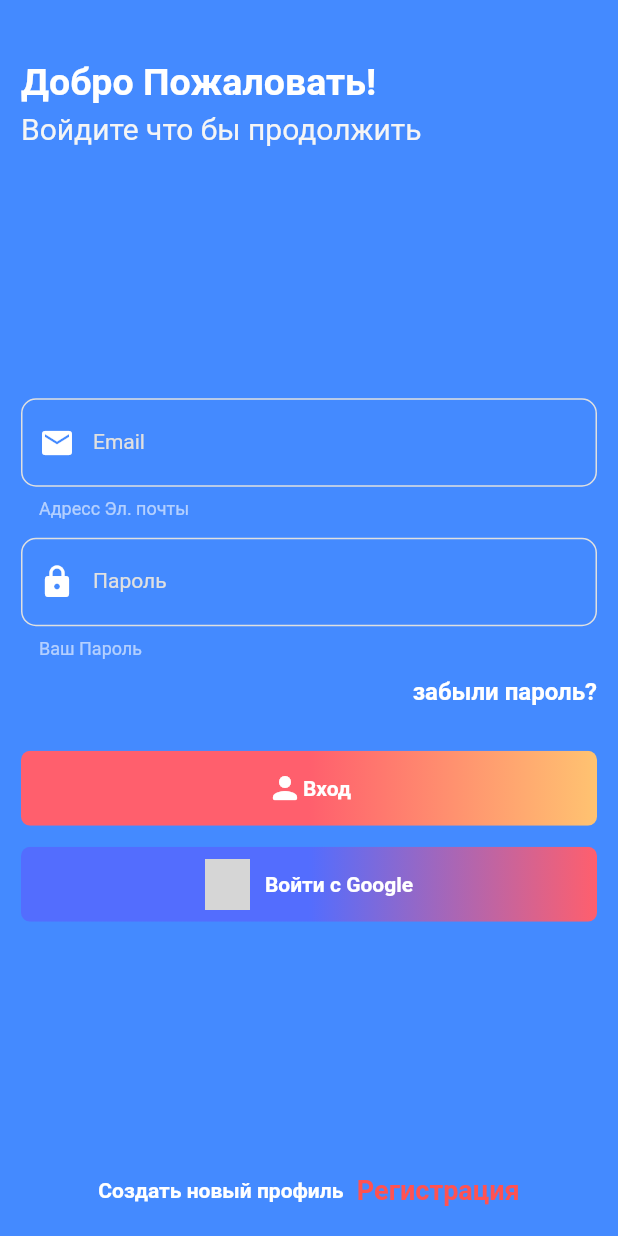
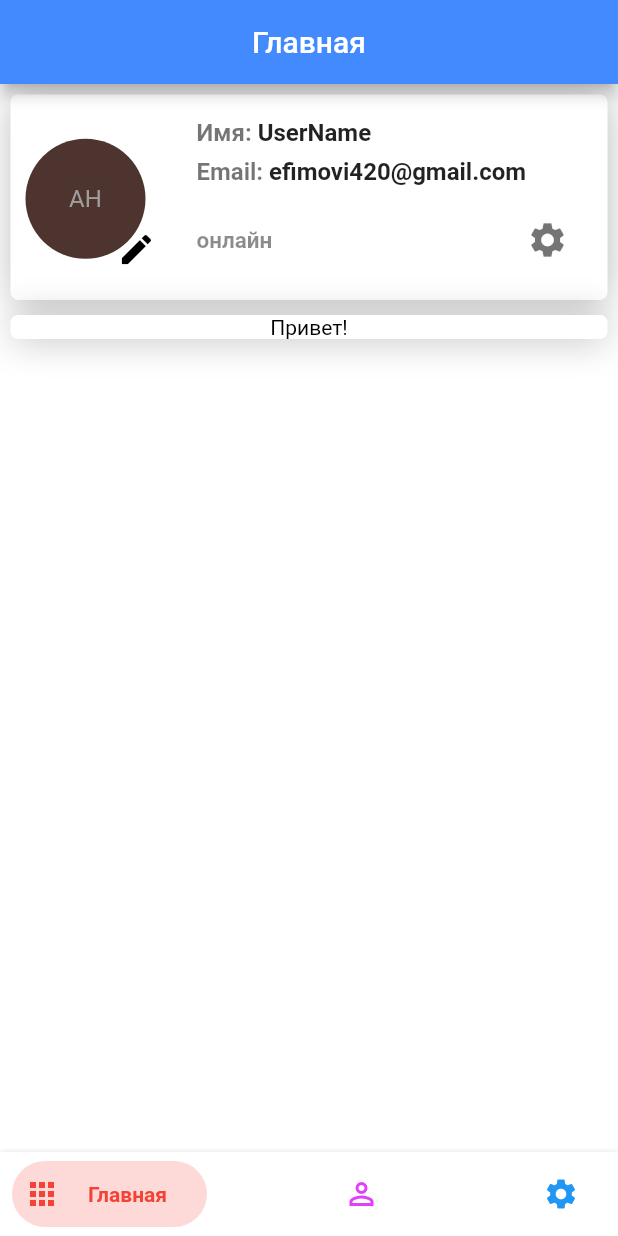
Before and after one commit to gitlad11/flutter_forms, a Flutter app: the screen it shows after launch, on a phone screen of 412 x 824 dp. Run offline on Flutter 3.47's test engine with Material 2 defaults, Android fonts, the phone set to English and light mode, and no system bars; drawn by our look-alikes of bottom_navy_bar; Roboto replaces fonts that are missing (Georgia); grey boxes are pictures that could not be loaded.

Commit message:
app body screen

```diff
--- /dev/null
+++ b/lib/Screens/App_screen.dart
@@ -0,0 +1,64 @@
+import 'package:flutter/material.dart';
+import 'package:bottom_navy_bar/bottom_navy_bar.dart';
+import 'package:flutter_app/Screens/Profile_Screen.dart';
+
+class AppScreen extends StatefulWidget{
+  @override
+  State<StatefulWidget> createState() {
+    return _AppState();
+  }
+}
+class _AppState extends State<AppScreen>{
+  int currentTab = 0;
+  int counter = 0;
+  var Navtabs = [
+    "Главная",
+    "Профиль",
+    "Настройки"
+  ];
+  void _incrementCounter(){
+    setState(() {
+      counter++;
+    });
+  }
+
+  @override
+  Widget build(BuildContext context){
+    return Scaffold(
+      backgroundColor: Colors.white70,
+      appBar: AppBar(
+        centerTitle: true,
+       title : Text(this.Navtabs[this.currentTab])
+      ),
+      body: ProfileScreenState(),
+      bottomNavigationBar: BottomNavyBar(
+        backgroundColor: Colors.white,
+        selectedIndex: currentTab,
+        onItemSelected: (index) => setState(() {
+          currentTab = index;
+          print(currentTab);
+        }),
+        items: [
+          BottomNavyBarItem(
+            icon: Icon(Icons.apps),
+            title: Text('Главная'),
+            activeColor: Colors.red,
+            textAlign: TextAlign.center,
+          ),
+          BottomNavyBarItem(
+            icon: Icon(Icons.perm_identity_sharp),
+            title: Text('Профиль'),
+            activeColor: Colors.purpleAccent,
+            textAlign: TextAlign.center,
+          ),
+          BottomNavyBarItem(
+            icon: Icon(Icons.settings),
+            title: Text('Настройки'),
+            activeColor: Colors.blue,
+            textAlign: TextAlign.center,
+          ),
+        ],
+      )
+    );
+  }
+}
--- /dev/null
+++ b/lib/Screens/Profile_Screen.dart
@@ -0,0 +1,117 @@
+import 'package:flutter/cupertino.dart';
+import 'package:flutter/material.dart';
+import 'dart:async';
+
+class ProfileScreenState extends StatefulWidget{
+  @override
+  State<StatefulWidget> createState() {
+    return ProfileScreen();
+  }
+}
+
+class ProfileScreen extends State<ProfileScreenState>{
+  @override
+  Widget build(BuildContext context){
+    return Container(
+      padding: EdgeInsets.only(left: 7, right: 7),
+      child: Column(
+        children: [
+          SizedBox(height: 7),
+          Container(
+              height: 137,
+              child:
+              Row(
+                  children: [Container(
+                    padding: EdgeInsets.only(left : 10, top: 20),
+                    child: Stack(
+                      children: [
+                        CircleAvatar(
+                        radius: 40,
+                        backgroundColor: Colors.brown.shade800,
+                        child: Text('AH'),
+                        ),
+                        Container(
+                            padding: EdgeInsets.only( top : 50, left: 50),
+                            child: IconButton( onPressed: (){},
+                                tooltip: 'Редактировать',
+                                iconSize: 26, icon : Icon(Icons.mode_edit, color: Colors.black, size: 26)))
+                      ]
+                    ),
+                  ),
+                    Flexible(
+                      child: Container(
+                        padding: EdgeInsets.all(16),
+                        child: Column(
+                          crossAxisAlignment: CrossAxisAlignment.start,
+                          mainAxisAlignment: MainAxisAlignment.center,
+
+                          children: [
+                            Row(
+                                children : [
+                                      Text("Имя:", style: TextStyle(color: Colors.black54, fontWeight: FontWeight.bold, fontSize: 16 )),
+                                      Text(" " + "UserName", style: TextStyle(color: Colors.black87, fontWeight: FontWeight.bold, fontSize: 16),)
+                            ]),
+                            SizedBox(height: 7),
+                            Row(
+                                children: [
+                                        Text("Email:", style: TextStyle(color : Colors.black54, fontWeight: FontWeight.bold, fontSize: 16)),
+                                          Text(" " + "efimovi420@gmail.com",
+                                              softWrap: false,
+                                              overflow: TextOverflow.ellipsis,
+                                              style: TextStyle(color: Colors.black87, fontWeight: FontWeight.bold, fontSize: 16),),
+                                ],
+                              ),
+                            SizedBox(height: 12),
+                            Row(
+                              mainAxisAlignment: MainAxisAlignment.spaceBetween,
+                              children: [
+                                Text("онлайн" , style: TextStyle(color : Colors.black45, fontWeight: FontWeight.bold, fontSize: 15)),
+                                IconButton(onPressed: (){}, iconSize: 28, icon : Icon(Icons.settings, color: Colors.black54))
+                              ], )
+                          ],
+                        ),
+                      ),
+                    )
+                  ]
+              ),
+              decoration: BoxDecoration(
+                color: Colors.white,
+                borderRadius: BorderRadius.circular(5),
+                boxShadow: <BoxShadow>[
+                  BoxShadow(
+                    color: Colors.black26,
+                    offset: Offset(0.5, 1.0),
+                    blurRadius: 20.0,
+                  ),
+                ],
+              )
+          ),
+          SizedBox(height: 10),
+
+          Container(
+              width: MediaQuery.of(context).size.width,
+              child: Column(
+                children: [
+                  Flexible( child: Column(children : [Text("Привет!", style: TextStyle(color: Colors.black)),
+                                                      ]
+                  ))
+                ],
+              ),
+              padding: EdgeInsets.only(left: 7, right: 7),
+                decoration: BoxDecoration(
+                  color: Colors.white,
+                  borderRadius: BorderRadius.circular(5),
+                  boxShadow: <BoxShadow>[
+                    BoxShadow(
+                      color: Colors.black26,
+                      offset: Offset(0.5, 1.0),
+                      blurRadius: 20.0,
+                    ),
+                  ],
+                )
+            ),
+        ],
+      ),
+    );
+  }
+}
--- a/lib/Screens/Sign_in.dart
+++ b/lib/Screens/Sign_in.dart
@@ -1,6 +1,7 @@
 import 'package:flutter/cupertino.dart';
 import 'package:flutter/material.dart';
 import 'package:flutter_app/Screens/Sign_up.dart';
+import 'package:flutter_app/Screens/Forgot_password.dart';
 
 import '../color_theme.dart';
 
@@ -96,7 +97,10 @@ class LoginScreen extends State<LoginScreenState> {
                  ),
                   SizedBox(height: 12,),
                   Align(alignment: Alignment.topRight,
-                        child: Text("забыли пароль?", style: TextStyle(fontSize: 16, fontWeight: FontWeight.w600))
+                        child: GestureDetector(
+                            onTap : (){ Navigator.push(context, MaterialPageRoute(builder: (context) => ForgotPasswordState()));  },
+                            child: Text("забыли пароль?", style: TextStyle(fontSize: 16, fontWeight: FontWeight.w600))
+                        )
                   ),
                   SizedBox(height: 30),
                   Container(
@@ -150,8 +154,8 @@ class LoginScreen extends State<LoginScreenState> {
                                           begin: Alignment.centerLeft,
                                           end: Alignment.centerRight,
                                           colors: [
-                                            Colors.indigoAccent,
-                                            Colors.indigoAccent,
+                                            Colors.indigo,
+                                            Colors.indigo,
                                             Color(0xffff5f6d),
                                             ]
                                         )
@@ -176,7 +180,7 @@ class LoginScreen extends State<LoginScreenState> {
                           children: <Widget>[
                             Text("Создать новый профиль", style: TextStyle(fontWeight: FontWeight.bold)),
                             GestureDetector(
-                              onTap : (){  },
+                              onTap : (){ Navigator.push(context, MaterialPageRoute(builder: (context) => RegisterScreenState()));  },
                               child: Text("  Регистрация", style: TextStyle( fontSize: 18, fontWeight: FontWeight.bold, color: Colors.redAccent)),
                             )
                           ],
--- a/lib/main.dart
+++ b/lib/main.dart
@@ -2,6 +2,7 @@ import 'package:flutter/material.dart';
 import 'package:flutter_app/Screens/Sign_in.dart';
 import 'package:flutter_app/Screens/Sign_up.dart';
 import 'package:flutter_app/Screens/Forgot_password.dart';
+import 'package:flutter_app/Screens/App_screen.dart';
 
 void main() => runApp(MyApp());
 
@@ -19,7 +20,7 @@ class MyApp extends StatelessWidget {
                             headline6 : TextStyle(fontSize : 30.0, fontStyle: FontStyle.italic),
                             bodyText1 : TextStyle(fontSize: 14.0, fontFamily : 'Raleway')
                         )),
-      home: LoginScreenState()
+      home: AppScreen()
     );
   }
 }
--- a/pubspec.yaml
+++ b/pubspec.yaml
@@ -23,7 +23,7 @@ environment:
 dependencies:
   flutter:
     sdk: flutter
-
+  bottom_navy_bar: ^5.5.0
 
   # The following adds the Cupertino Icons font to your application.
   # Use with the CupertinoIcons class for iOS style icons.
@@ -32,6 +32,7 @@ dependencies:
 dev_dependencies:
   flutter_test:
     sdk: flutter
+
 
 # For information on the generic Dart part of this file, see the
 # following page: https://dart.dev/tools/pub/pubspec
```
Also changed, not shown: lib/Screens/Forgot_password.dart (+122 -0 lines), lib/Screens/Sign_up.dart (+9 -6 lines), pubspec.lock.
